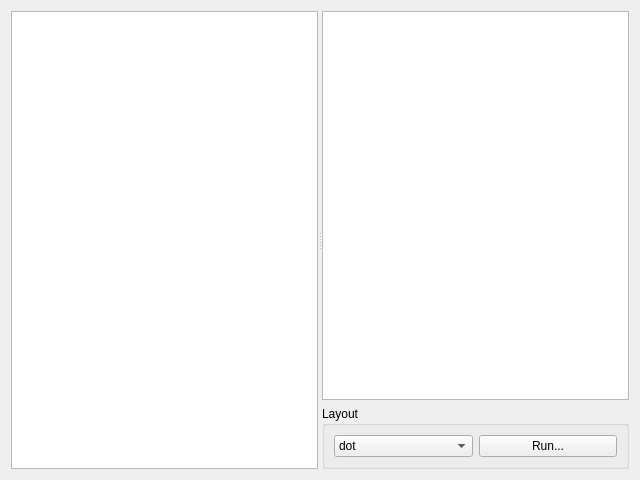
ArsMasiuk/qvge, file src/qdot/CDOTPreviewPage.ui: the form before one commit.
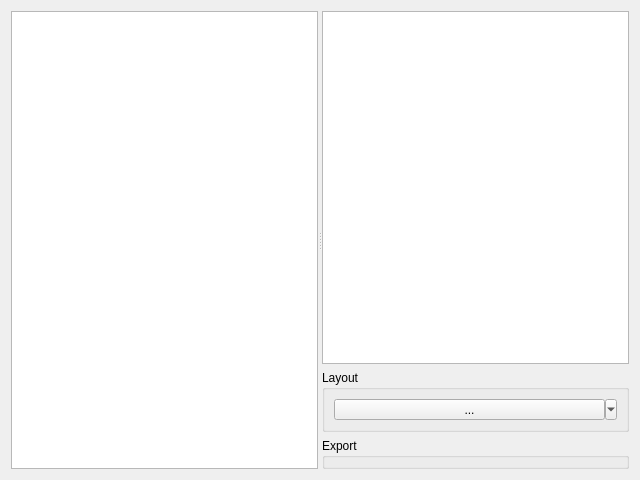
The form after the commit. Custom widgets are drawn as their Qt base class.

```diff
--- a/src/qdot/CDOTPreviewPage.ui
+++ b/src/qdot/CDOTPreviewPage.ui
@@ -32,50 +32,47 @@
          </property>
          <layout class="QHBoxLayout" name="horizontalLayout">
           <item>
-           <widget class="QComboBox" name="EngineSelector">
-            <item>
-             <property name="text">
-              <string>dot</string>
-             </property>
-            </item>
-            <item>
-             <property name="text">
-              <string>neato</string>
-             </property>
-            </item>
-            <item>
-             <property name="text">
-              <string>fdp</string>
-             </property>
-            </item>
-            <item>
-             <property name="text">
-              <string>sfdp</string>
-             </property>
-            </item>
-            <item>
-             <property name="text">
-              <string>circo</string>
-             </property>
-            </item>
-           </widget>
-          </item>
-          <item>
-           <widget class="QPushButton" name="RunPreview">
+           <widget class="QSint::QSplitButton" name="LayoutButton">
+            <property name="sizePolicy">
+             <sizepolicy hsizetype="Preferred" vsizetype="Preferred">
+              <horstretch>0</horstretch>
+              <verstretch>0</verstretch>
+             </sizepolicy>
+            </property>
             <property name="text">
-             <string>Run...</string>
+             <string>...</string>
+            </property>
+            <property name="popupMode">
+             <enum>QToolButton::MenuButtonPopup</enum>
+            </property>
+            <property name="toolButtonStyle">
+             <enum>Qt::ToolButtonTextBesideIcon</enum>
             </property>
            </widget>
           </item>
          </layout>
         </widget>
        </item>
+       <item>
+        <widget class="QGroupBox" name="groupBox_2">
+         <property name="title">
+          <string>Export</string>
+         </property>
+        </widget>
+       </item>
       </layout>
      </widget>
     </widget>
    </item>
   </layout>
  </widget>
+ <customwidgets>
+  <customwidget>
+   <class>QSint::QSplitButton</class>
+   <extends>QToolButton</extends>
+   <header location="global">qsplitbutton.h</header>
+  </customwidget>
+ </customwidgets>
  <resources/>
  <connections/>
 </ui>
```
